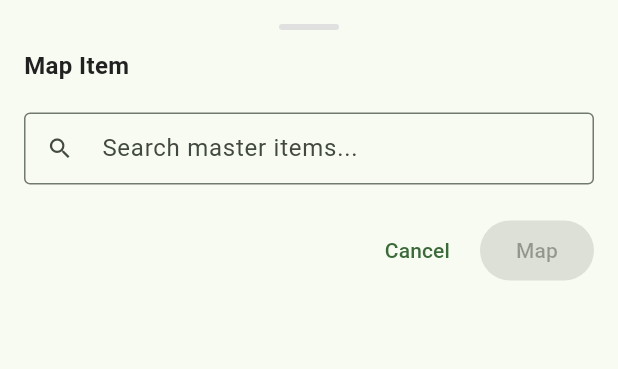
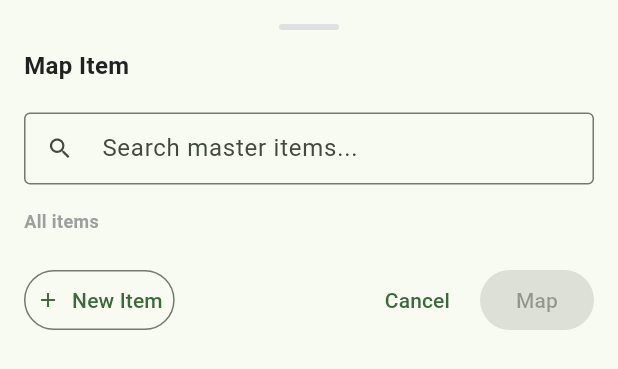
Before and after one commit to pushkar02-op/Supplychain-mobile, a Flutter app: the InlineItemMappingSheet widget shown alone on an empty page, opened directly with empty values, on a phone screen of 412 x 824 dp. Shown: the top 369 px of the screen. Run offline on Flutter 3.47's test engine with Material 3 defaults, Android fonts, the phone set to English and light mode, and no system bars; our stand-ins replace dio, dropdown_button2, dropdown_search, file_picker, flutter_riverpod, flutter_secure_storage and 1 more; missing offline and left inert: flutter_pdfview; accounts and stored records are empty.

Commit message:
feat(mart-bill): enhance mapping sheet and wire detail route
- Add best matches section with confidence badges
- Add browsable all-items list (alphabetical)
- Add New Item button in action bar
- Show suggestions + all items when not searching
- Add /mart-bill-detail/:id route to app router

Co-Authored-By: Claude Sonnet 4.6 <noreply@anthropic.com>

```diff
--- a/mobile/lib/widgets/inline_item_mapping_sheet.dart
+++ b/mobile/lib/widgets/inline_item_mapping_sheet.dart
@@ -9,6 +9,7 @@ import '../providers/mart_bill_provider.dart';
 import '../providers/warehouse_context_provider.dart';
 import '../repositories/item_repository.dart';
 import '../ui/theme/agro_colors.dart';
+import '../ui/theme/agro_shapes.dart';
 import '../ui/theme/agro_spacing.dart';
 import '../ui/theme/agro_typography.dart';
 import '../ui/widgets/agro_snack_bar.dart';
@@ -85,6 +86,54 @@ class _InlineItemMappingSheetState
   bool _isMapping = false;
   int? _selectedItemId;
   String? _selectedItemName;
+
+  List<Map<String, dynamic>> _suggestions = [];
+  bool _isSuggestionsLoading = false;
+  List<Map<String, dynamic>> _allItems = [];
+  bool _isAllItemsLoading = false;
+
+  @override
+  void initState() {
+    super.initState();
+    WidgetsBinding.instance.addPostFrameCallback((_) => _loadInitialData());
+  }
+
+  Future<void> _loadInitialData() async {
+    final warehouseId = ref.read(warehouseContextProvider);
+    if (warehouseId == null) return;
+
+    setState(() => _isAllItemsLoading = true);
+    try {
+      final items = await _repo.fetchItems(warehouseId: warehouseId);
+      if (mounted) {
+        setState(() {
+          _allItems = items;
+          _isAllItemsLoading = false;
+        });
+      }
+    } catch (_) {
+      if (mounted) setState(() => _isAllItemsLoading = false);
+    }
+
+    if (widget.billItem != null) {
+      setState(() => _isSuggestionsLoading = true);
+      try {
+        final allSugs = await _repo.fetchBillItemSuggestions(
+          warehouseId: warehouseId,
+          billId: widget.billId,
+        );
+        final itemSugs = allSugs[widget.billItem!.id] ?? [];
+        if (mounted) {
+          setState(() {
+            _suggestions = itemSugs;
+            _isSuggestionsLoading = false;
+          });
+        }
+      } catch (_) {
+        if (mounted) setState(() => _isSuggestionsLoading = false);
+      }
+    }
+  }
 
   @override
   void dispose() {
@@ -165,9 +214,10 @@ class _InlineItemMappingSheetState
     }
   }
 
-  void _quickMap(int itemId) {
+  void _quickMap(int itemId, {String? name}) {
     setState(() {
       _selectedItemId = itemId;
+      _selectedItemName = name;
     });
     _mapItem();
   }
@@ -259,131 +309,50 @@ class _InlineItemMappingSheetState
           ),
           const SizedBox(height: AgroSpacing.sm),
 
-          // Best match highlight
-          if (_searchResults.isNotEmpty &&
-              ((_searchResults.first['confidence'] as num?) ?? 0) >= 70)
-            Container(
-              padding: const EdgeInsets.all(AgroSpacing.sm),
-              margin: const EdgeInsets.only(bottom: AgroSpacing.sm),
-              decoration: BoxDecoration(
-                color: AgroColors.success.background,
-                borderRadius: BorderRadius.circular(8),
-              ),
-              child: Row(
-                children: [
-                  Expanded(
-                    child: Column(
-                      crossAxisAlignment: CrossAxisAlignment.start,
-                      children: [
-                        Text(
-                          'Best Match',
-                          style: AgroTypography.caption.copyWith(
-                            fontWeight: FontWeight.bold,
-                          ),
-                        ),
-                        Text(
-                          '${_searchResults.first['name']} (${_searchResults.first['confidence']}%)',
-                          style: AgroTypography.body,
-                        ),
-                      ],
-                    ),
-                  ),
-                  ElevatedButton(
-                    onPressed: _isMapping
-                        ? null
-                        : () => _quickMap(_searchResults.first['id'] as int),
-                    child: Text(widget.selectionOnly ? 'Quick Select' : 'Quick Map'),
-                  ),
-                ],
-              ),
-            ),
+          // ── Suggestions / All Items (when not searching) ──
+          if (_searchController.text.trim().length < 2) ...[
+            if (_suggestions.isNotEmpty || _isSuggestionsLoading)
+              _buildSuggestionsSection(),
+            _buildAllItemsSection(),
+          ],
 
-          // Search results
-          if (_searchResults.isNotEmpty)
-            ConstrainedBox(
-              constraints: const BoxConstraints(maxHeight: 200),
-              child: ListView.builder(
-                shrinkWrap: true,
-                itemCount: _searchResults.length,
-                itemBuilder: (ctx, i) {
-                  final item = _searchResults[i];
-                  final itemId = item['id'] as int;
-                  final isSelected = _selectedItemId == itemId;
-                  final confidence = (item['confidence'] as num?)?.toInt();
-                  return ListTile(
-                    dense: true,
-                    selected: isSelected,
-                    selectedTileColor: AgroColors.info.background,
-                    title: Text(item['name'] ?? ''),
-                    subtitle: Text(
-                      '${item['default_uom_code'] ?? ''}${confidence != null ? '  \u2022  $confidence% match' : ''}',
-                      style: AgroTypography.caption,
-                    ),
-                    trailing: isSelected
-                        ? Icon(Icons.check_circle, color: AgroColors.success.text)
-                        : null,
-                    onTap: () {
-                      setState(() {
-                        _selectedItemId = itemId;
-                        _selectedItemName = item['name'];
-                      });
-                    },
-                  );
-                },
-              ),
-            ),
-
-          if (_searchResults.isEmpty &&
-              _searchController.text.trim().length >= 2 &&
-              !_isSearching)
-            Center(
-              child: Padding(
-                padding: const EdgeInsets.symmetric(vertical: AgroSpacing.md),
-                child: Column(
-                  mainAxisSize: MainAxisSize.min,
-                  children: [
-                    const Text(
-                      'No matching items found',
-                      style: AgroTypography.caption,
-                      textAlign: TextAlign.center,
-                    ),
-                    const SizedBox(height: AgroSpacing.sm),
-                    TextButton.icon(
-                      onPressed: () => context.push('/item-edit'),
-                      icon: const Icon(Icons.add),
-                      label: const Text('Create New Item'),
-                    ),
-                  ],
-                ),
-              ),
-            ),
+          // ── Search Results (when search active) ──
+          if (_searchController.text.trim().length >= 2)
+            _buildSearchResultsSection(),
 
           const SizedBox(height: AgroSpacing.md),
 
-          // Selected item display + action button
+          // Selected item display
           if (_selectedItemName != null)
             Padding(
               padding: const EdgeInsets.only(bottom: AgroSpacing.sm),
               child: Text(
                 'Selected: $_selectedItemName',
-                style: AgroTypography.body.copyWith(
-                  fontWeight: FontWeight.w600,
-                ),
+                style: AgroTypography.body.copyWith(fontWeight: FontWeight.w600),
               ),
             ),
 
+          // Action bar
           Row(
-            mainAxisAlignment: MainAxisAlignment.end,
             children: [
+              OutlinedButton.icon(
+                onPressed: () => context.push('/item-edit'),
+                icon: const Icon(Icons.add, size: 16),
+                label: const Text('New Item'),
+                style: OutlinedButton.styleFrom(
+                  padding: const EdgeInsets.symmetric(
+                      horizontal: AgroSpacing.sm, vertical: 8),
+                ),
+              ),
+              const Spacer(),
               TextButton(
                 onPressed: _isMapping ? null : () => Navigator.pop(context),
                 child: const Text('Cancel'),
               ),
               const SizedBox(width: AgroSpacing.sm),
               ElevatedButton(
-                onPressed: (_selectedItemId != null && !_isMapping)
-                    ? _mapItem
-                    : null,
+                onPressed:
+                    (_selectedItemId != null && !_isMapping) ? _mapItem : null,
                 child: _isMapping
                     ? const SizedBox(
                         width: 16,
@@ -401,4 +370,202 @@ class _InlineItemMappingSheetState
       ),
     );
   }
+
+  Widget _buildSuggestionsSection() {
+    return Column(
+      crossAxisAlignment: CrossAxisAlignment.start,
+      children: [
+        Padding(
+          padding: const EdgeInsets.symmetric(vertical: AgroSpacing.sm),
+          child: Text(
+            'Best matches',
+            style: AgroTypography.caption.copyWith(fontWeight: FontWeight.w600),
+          ),
+        ),
+        if (_isSuggestionsLoading)
+          const Center(
+            child: SizedBox(
+              width: 20,
+              height: 20,
+              child: CircularProgressIndicator(strokeWidth: 2),
+            ),
+          ),
+        ..._suggestions.map((s) {
+          final id = (s['id'] as num?)?.toInt() ??
+              (s['master_item_id'] as num?)?.toInt();
+          if (id == null) return const SizedBox.shrink();
+          final name = s['name'] as String? ?? '';
+          final uom = s['default_uom_code'] as String? ?? '';
+          final conf = (s['confidence'] as num?)?.toInt() ?? 0;
+          final isTop = s == _suggestions.first;
+
+          final Color badgeColor;
+          if (conf >= 80) {
+            badgeColor = AgroColors.success.text;
+          } else if (conf >= 30) {
+            badgeColor = AgroColors.warning.text;
+          } else {
+            badgeColor = AgroColors.textSecondary;
+          }
+
+          return Container(
+            margin: const EdgeInsets.only(bottom: AgroSpacing.xs),
+            padding: const EdgeInsets.symmetric(
+                horizontal: AgroSpacing.sm, vertical: AgroSpacing.xs),
+            decoration: BoxDecoration(
+              color: isTop
+                  ? AgroColors.success.background
+                  : AgroColors.surface,
+              borderRadius: AgroShapes.bannerRadius,
+              border: Border.all(
+                color:
+                    isTop ? AgroColors.success.border : AgroColors.divider,
+              ),
+            ),
+            child: Row(
+              children: [
+                Expanded(
+                  child: Column(
+                    crossAxisAlignment: CrossAxisAlignment.start,
+                    children: [
+                      Text(
+                        name,
+                        style: AgroTypography.body
+                            .copyWith(fontWeight: FontWeight.w600),
+                      ),
+                      Text(
+                        '$uom  •  $conf%',
+                        style: AgroTypography.caption
+                            .copyWith(color: badgeColor),
+                      ),
+                    ],
+                  ),
+                ),
+                OutlinedButton(
+                  onPressed:
+                      _isMapping ? null : () => _quickMap(id, name: name),
+                  style: OutlinedButton.styleFrom(
+                    minimumSize: Size.zero,
+                    tapTargetSize: MaterialTapTargetSize.shrinkWrap,
+                    padding: const EdgeInsets.symmetric(
+                        horizontal: AgroSpacing.sm, vertical: 4),
+                  ),
+                  child: const Text('Map'),
+                ),
+              ],
+            ),
+          );
+        }),
+      ],
+    );
+  }
+
+  Widget _buildAllItemsSection() {
+    return Column(
+      crossAxisAlignment: CrossAxisAlignment.start,
+      children: [
+        Padding(
+          padding: const EdgeInsets.symmetric(vertical: AgroSpacing.sm),
+          child: Text(
+            'All items',
+            style: AgroTypography.caption.copyWith(fontWeight: FontWeight.w600),
+          ),
+        ),
+        if (_isAllItemsLoading)
+          const Center(
+            child: SizedBox(
+              width: 20,
+              height: 20,
+              child: CircularProgressIndicator(strokeWidth: 2),
+            ),
+          ),
+        if (!_isAllItemsLoading && _allItems.isNotEmpty)
+          ConstrainedBox(
+            constraints: const BoxConstraints(maxHeight: 220),
+            child: ListView.builder(
+              shrinkWrap: true,
+              itemCount: _allItems.length,
+              itemBuilder: (ctx, i) {
+                final item = _allItems[i];
+                final id = item['id'] as int;
+                final name = item['name'] as String? ?? '';
+                final uom = item['default_uom_code'] as String? ?? '';
+                final isSelected = _selectedItemId == id;
+                return ListTile(
+                  dense: true,
+                  selected: isSelected,
+                  selectedTileColor: AgroColors.info.background,
+                  title: Text(name),
+                  subtitle: Text(uom, style: AgroTypography.caption),
+                  trailing: OutlinedButton(
+                    onPressed:
+                        _isMapping ? null : () => _quickMap(id, name: name),
+                    style: OutlinedButton.styleFrom(
+                      minimumSize: Size.zero,
+                      tapTargetSize: MaterialTapTargetSize.shrinkWrap,
+                      padding: const EdgeInsets.symmetric(
+                          horizontal: AgroSpacing.sm, vertical: 4),
+                    ),
+                    child: const Text('Map'),
+                  ),
+                  onTap: () => setState(() {
+                    _selectedItemId = id;
+                    _selectedItemName = name;
+                  }),
+                );
+              },
+            ),
+          ),
+      ],
+    );
+  }
+
+  Widget _buildSearchResultsSection() {
+    return Column(
+      children: [
+        if (_searchResults.isNotEmpty)
+          ConstrainedBox(
+            constraints: const BoxConstraints(maxHeight: 260),
+            child: ListView.builder(
+              shrinkWrap: true,
+              itemCount: _searchResults.length,
+              itemBuilder: (ctx, i) {
+                final item = _searchResults[i];
+                final itemId = item['id'] as int;
+                final isSelected = _selectedItemId == itemId;
+                final confidence = (item['confidence'] as num?)?.toInt();
+                return ListTile(
+                  dense: true,
+                  selected: isSelected,
+                  selectedTileColor: AgroColors.info.background,
+                  title: Text(item['name'] ?? ''),
+                  subtitle: Text(
+                    '${item['default_uom_code'] ?? ''}${confidence != null ? '  •  $confidence% match' : ''}',
+                    style: AgroTypography.caption,
+                  ),
+                  trailing: isSelected
+                      ? Icon(Icons.check_circle, color: AgroColors.success.text)
+                      : null,
+                  onTap: () => setState(() {
+                    _selectedItemId = itemId;
+                    _selectedItemName = item['name'];
+                  }),
+                );
+              },
+            ),
+          ),
+        if (_searchResults.isEmpty && !_isSearching)
+          const Center(
+            child: Padding(
+              padding: EdgeInsets.symmetric(vertical: AgroSpacing.md),
+              child: Text(
+                'No matching items found',
+                style: AgroTypography.caption,
+                textAlign: TextAlign.center,
+              ),
+            ),
+          ),
+      ],
+    );
+  }
 }
```
Also changed, not shown: mobile/lib/routes/app_router.dart (+8 -0 lines).
